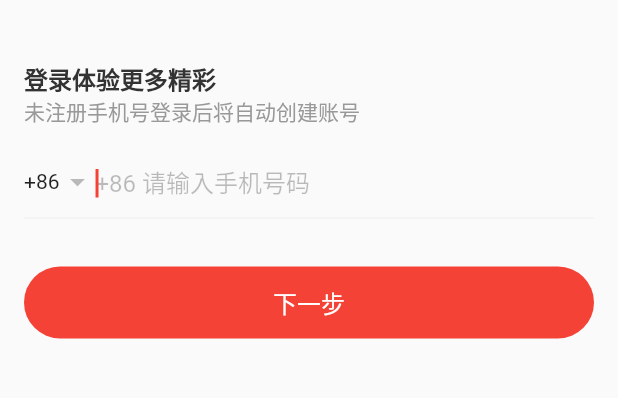
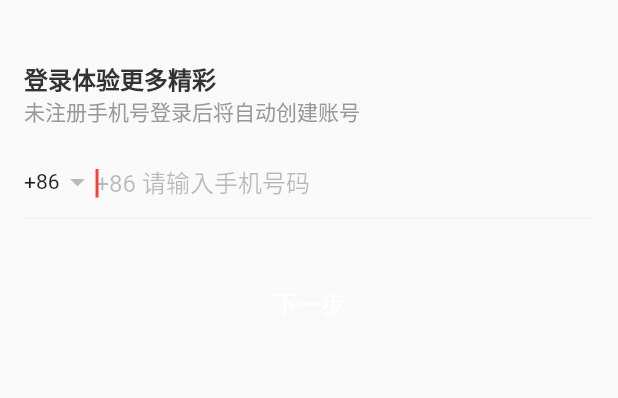
Before and after one commit to itxiaoshuai/CloudMusic, a Flutter app: the RegisterPage screen opened directly, on a phone screen of 412 x 824 dp, the part 84-482 px from its top. Run offline on Flutter 3.47's test engine with Material 2 defaults, Android fonts, the phone set to English and light mode, and no system bars; drawn by our look-alikes of oktoast; our stand-ins replace audioplayers, cached_network_image, chewie, cookie_jar, date_format, dio and 12 more; missing offline and left inert: audioplayers_web, common_utils, shared_preferences_web, wakelock_web; accounts and stored records are empty; network calls fail; statements that could not run were skipped.

Commit message:
2022 flutter 升级体验

```diff
--- a/lib/pages/album/album_digital.dart
+++ b/lib/pages/album/album_digital.dart
@@ -22,6 +22,7 @@ class _AlbumDigitalWidgetState extends State<AlbumDigitalWidget> {
 
   @override
   void initState() {
+
     // getNewSongList();
     // getNewAlbumList();
     getAlbumList();
--- a/lib/pages/find/widget/LearnInkWell.dart
+++ b/lib/pages/find/widget/LearnInkWell.dart
@@ -35,7 +35,7 @@ class _homePageState extends State<homePage>
   Widget _widget_menu_item(Map v) {
     return Container(
       width: MediaQuery.of(context).size.width / 4 - 4,
-      child: new FlatButton(
+      child: new TextButton(
         onPressed: null,
         child: new Container(
           padding: EdgeInsets.fromLTRB(2, 8, 2, 8),
--- a/lib/pages/leaderboard/LeaderboardDetailPage.dart
+++ b/lib/pages/leaderboard/LeaderboardDetailPage.dart
@@ -49,7 +49,7 @@ class ChoiceSongSheetPage extends StatelessWidget {
                   child: Column(
                     crossAxisAlignment: CrossAxisAlignment.start,
                     children: <Widget>[
-                      FlatButton(
+                      TextButton(
                         onPressed: () {},
                         child: Row(
                           children: <Widget>[
@@ -83,7 +83,7 @@ class ChoiceSongSheetPage extends StatelessWidget {
           Row(
               mainAxisAlignment: MainAxisAlignment.spaceBetween,
               children: <Widget>[
-                FlatButton(
+                TextButton(
                   onPressed: () {},
                   child: Row(
                     children: <Widget>[Text('全部歌单'), Icon(Icons.chevron_right)],
--- a/lib/pages/login/page_register.dart
+++ b/lib/pages/login/page_register.dart
@@ -64,7 +64,7 @@ class _RegisterPageState extends State<RegisterPage> {
             Gaps.line,
             Container(
               margin: EdgeInsets.only(top: 32),
-              child: FlatButton(
+              child: TextButton(
                 child: Row(
                   mainAxisAlignment: MainAxisAlignment.center,
                   children: <Widget>[
@@ -80,11 +80,12 @@ class _RegisterPageState extends State<RegisterPage> {
                     return LoginWithAuth(); //手机号登入
                   }));
                 },
-                shape: StadiumBorder(),
-                color: Theme.of(context).primaryColor,
-                textColor: Colors.white,
-                padding: EdgeInsets.only(top: 12, bottom: 12),
-              ),
+                  style: TextButton.styleFrom(
+                      padding: const EdgeInsets.only(top: 12, bottom: 12),
+                      primary: Colors.white,
+                      textStyle:
+                      const TextStyle(fontSize: 20, color: Colors.white),
+                      shape: StadiumBorder())),
             )
           ],
         ),
--- a/lib/pages/my/MyApp.dart
+++ b/lib/pages/my/MyApp.dart
@@ -43,7 +43,7 @@ class _HomePageState extends State<HomePage> {
 
   @override
   void initState() {
-    WidgetsBinding.instance!.addPostFrameCallback((callback) {
+    WidgetsBinding.instance.addPostFrameCallback((callback) {
       // oneY = getY(globalKeyOne.currentContext);
       // twoY = getY(globalKeyTwo.currentContext);
       // threeY = getY(globalKeyThree.currentContext);
```
Also changed, not shown: lib/pages/login/LoginMainPage.dart (+10 -4 lines), lib/pages/login/page_phone_login.dart (+8 -9 lines), lib/widget/HomeDrawer.dart (+7 -7 lines), pubspec.lock, 2 other files.
